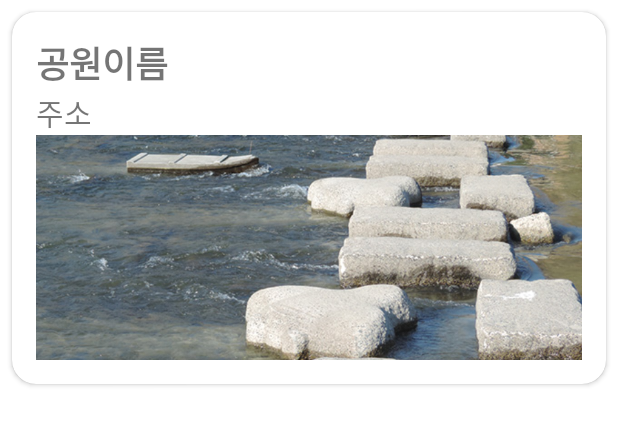
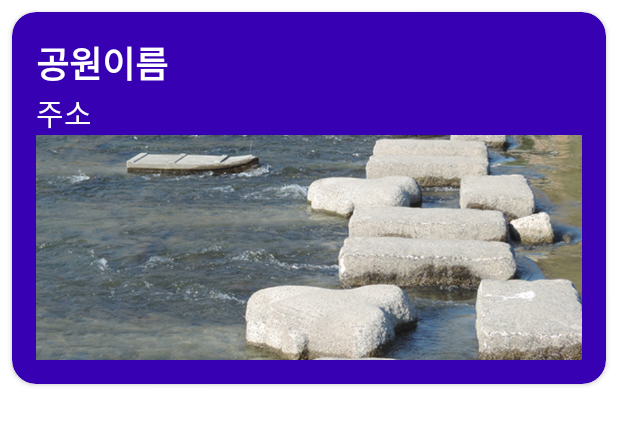
Before and after one commit to kof99athena/ParkProject, an Android app: the layout container_api.xml on its own in the app's theme, with its tools: preview values and no code run, on a phone screen of 412 x 824 dp. Shown: the top 425 px of the screen. Run offline under Robolectric (Android 15) with nearby library versions, the phone set to English and light mode, and no system bars; network calls fail.

Commit message:
item view 수정

```diff
--- a/app/src/main/java/com/nha1400/project02/MainActivity.java
+++ b/app/src/main/java/com/nha1400/project02/MainActivity.java
@@ -34,8 +34,6 @@ public class MainActivity extends AppCompatActivity {
     Tab1Fragment tab1Fragment;
     Tab2Fragment tab2Fragment;
     NavigationBarView navigationBarView;
-
-
 
 
     @Override
--- a/app/src/main/java/com/nha1400/project02/Tab1Fragment.java
+++ b/app/src/main/java/com/nha1400/project02/Tab1Fragment.java
@@ -21,7 +21,6 @@ public class Tab1Fragment extends Fragment {
 
 
 
-
     @Nullable
     @Override
     //Fragment를 상속받으면 반드시 구현해야하는 메소드 : onCreateView
--- a/app/src/main/res/layout/container_api.xml
+++ b/app/src/main/res/layout/container_api.xml
@@ -5,6 +5,7 @@
     app:cardCornerRadius="16dp"
     android:layout_width="match_parent"
     android:layout_height="wrap_content"
+    android:backgroundTint="@color/design_default_color_primary_variant"
     android:layout_margin="8dp"
     >
 
@@ -16,6 +17,7 @@
             android:id="@+id/cardview_name"
             android:textSize="24sp"
             android:textStyle="bold"
+            android:textColor="@color/white"
             android:layout_width="wrap_content"
             android:layout_height="wrap_content"
             android:text="공원이름"/>
@@ -23,6 +25,7 @@
         <TextView
             android:id="@+id/cardview_addr"
             android:textSize="20sp"
+            android:textColor="@color/white"
             android:layout_below="@+id/cardview_name"
             android:layout_width="wrap_content"
             android:layout_height="wrap_content"
--- a/app/src/main/res/values/strings.xml
+++ b/app/src/main/res/values/strings.xml
@@ -1,3 +1,3 @@
 <resources>
-    <string name="app_name">part3-chapter3</string>
+    <string name="app_name">ParkProject</string>
 </resources>
```
